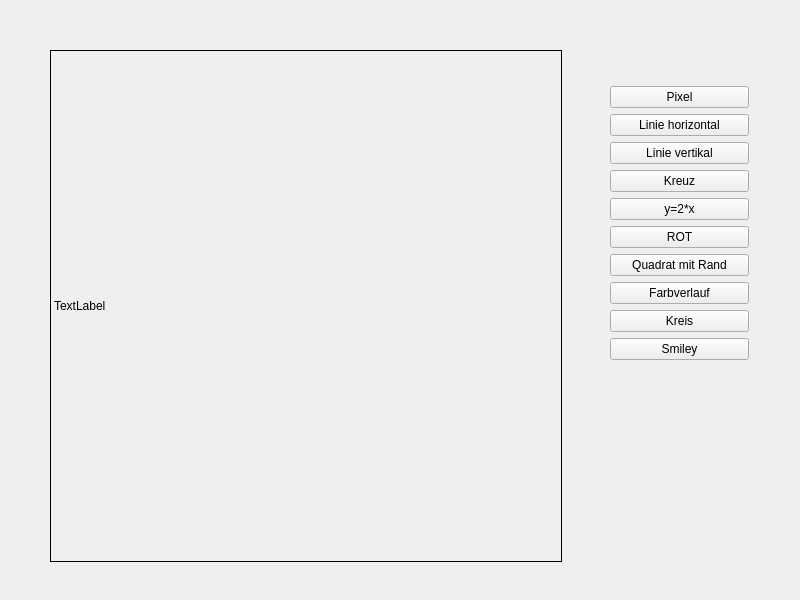
The window that widget.ui (clemenskoehler/soimed) describes before a commit, drawn with Qt 5.
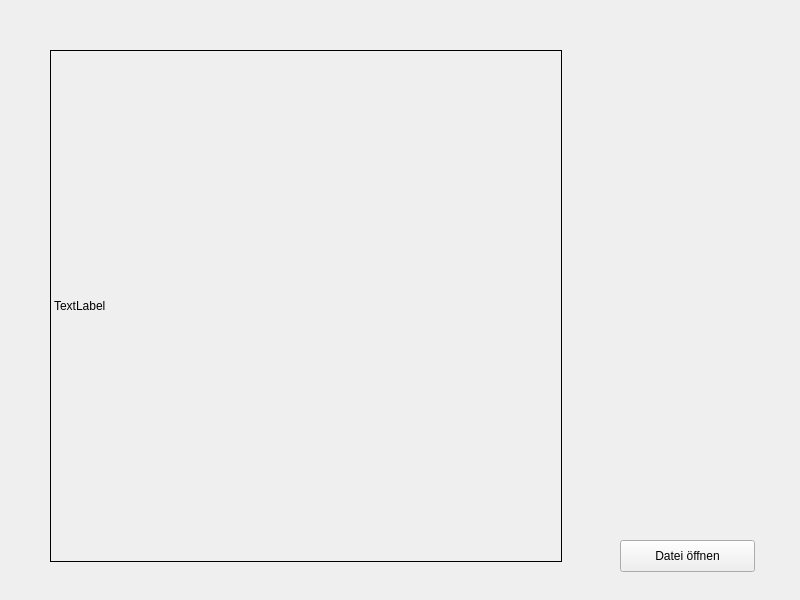
The same window after the commit.

Patch:
```diff
--- a/widget.ui
+++ b/widget.ui
@@ -35,91 +35,18 @@
     <string>TextLabel</string>
    </property>
   </widget>
-  <widget class="QWidget" name="">
+  <widget class="QPushButton" name="pushButton_openFile">
    <property name="geometry">
     <rect>
-     <x>610</x>
-     <y>50</y>
-     <width>139</width>
-     <height>347</height>
+     <x>620</x>
+     <y>540</y>
+     <width>135</width>
+     <height>32</height>
     </rect>
    </property>
-   <layout class="QVBoxLayout" name="verticalLayout_2">
-    <item>
-     <layout class="QVBoxLayout" name="verticalLayout">
-      <item>
-       <widget class="QPushButton" name="pushButton_pixel">
-        <property name="text">
-         <string>Pixel</string>
-        </property>
-       </widget>
-      </item>
-      <item>
-       <widget class="QPushButton" name="pushButton_lineH">
-        <property name="text">
-         <string>Linie horizontal</string>
-        </property>
-       </widget>
-      </item>
-      <item>
-       <widget class="QPushButton" name="pushButton_lineV">
-        <property name="text">
-         <string>Linie vertikal</string>
-        </property>
-       </widget>
-      </item>
-      <item>
-       <widget class="QPushButton" name="pushButton_cross">
-        <property name="text">
-         <string>Kreuz</string>
-        </property>
-       </widget>
-      </item>
-      <item>
-       <widget class="QPushButton" name="pushButton_linefunction">
-        <property name="text">
-         <string>y=2*x</string>
-        </property>
-       </widget>
-      </item>
-      <item>
-       <widget class="QPushButton" name="pushButton_fillRed">
-        <property name="text">
-         <string>ROT</string>
-        </property>
-       </widget>
-      </item>
-      <item>
-       <widget class="QPushButton" name="pushButton_squareRim">
-        <property name="text">
-         <string>Quadrat mit Rand</string>
-        </property>
-       </widget>
-      </item>
-      <item>
-       <widget class="QPushButton" name="pushButton_farbverlauf">
-        <property name="text">
-         <string>Farbverlauf</string>
-        </property>
-       </widget>
-      </item>
-      <item>
-       <widget class="QPushButton" name="pushButton_kreis">
-        <property name="text">
-         <string>Kreis</string>
-        </property>
-       </widget>
-      </item>
-      <item>
-       <widget class="QPushButton" name="pushButton_smiley">
-        <property name="text">
-         <string>Smiley</string>
-        </property>
-       </widget>
-      </item>
-     </layout>
-    </item>
-   </layout>
+   <property name="text">
+    <string>Datei öffnen</string>
+   </property>
   </widget>
  </widget>
  <resources/>
```
